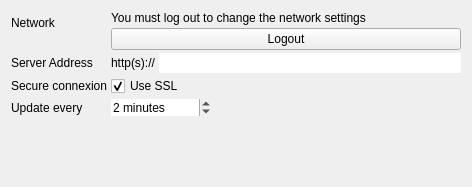
First picture: the form in src/serversettingswidget.ui, repository RxLaboratory/Ramses-Client, before the edit.
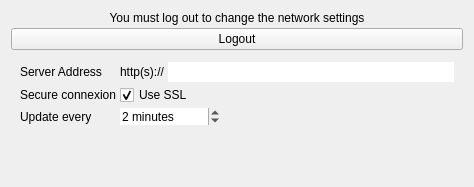
Second picture: the form after the edit.

Commit message: fixed server settings when online

Patch:
```diff
--- a/src/serversettingswidget.ui
+++ b/src/serversettingswidget.ui
@@ -6,7 +6,7 @@
    <rect>
     <x>0</x>
     <y>0</y>
-    <width>472</width>
+    <width>474</width>
     <height>187</height>
    </rect>
   </property>
@@ -18,21 +18,6 @@
     <number>3</number>
    </property>
    <item>
-    <layout class="QFormLayout" name="formLayout">
-     <property name="horizontalSpacing">
-      <number>3</number>
-     </property>
-     <property name="verticalSpacing">
-      <number>3</number>
-     </property>
-     <item row="0" column="0">
-      <widget class="QLabel" name="label_20">
-       <property name="text">
-        <string>Network</string>
-       </property>
-      </widget>
-     </item>
-     <item row="0" column="1">
       <widget class="QWidget" name="logoutWidget" native="true">
        <layout class="QVBoxLayout" name="verticalLayout_8">
         <property name="spacing">
@@ -55,6 +40,9 @@
           <property name="text">
            <string>You must log out to change the network settings</string>
           </property>
+        <property name="alignment">
+         <set>Qt::AlignCenter</set>
+        </property>
          </widget>
         </item>
         <item>
@@ -67,6 +55,15 @@
        </layout>
       </widget>
      </item>
+   <item>
+    <widget class="QWidget" name="settingsWidget" native="true">
+     <layout class="QFormLayout" name="formLayout">
+      <property name="horizontalSpacing">
+       <number>3</number>
+      </property>
+      <property name="verticalSpacing">
+       <number>3</number>
+      </property>
      <item row="1" column="0">
       <widget class="QLabel" name="label_11">
        <property name="text">
@@ -159,6 +156,7 @@
       </widget>
      </item>
     </layout>
+    </widget>
    </item>
    <item>
     <spacer name="verticalSpacer">
```
Lines whose indentation alone changed are shown as unchanged. The commit also changes 5 other files.
